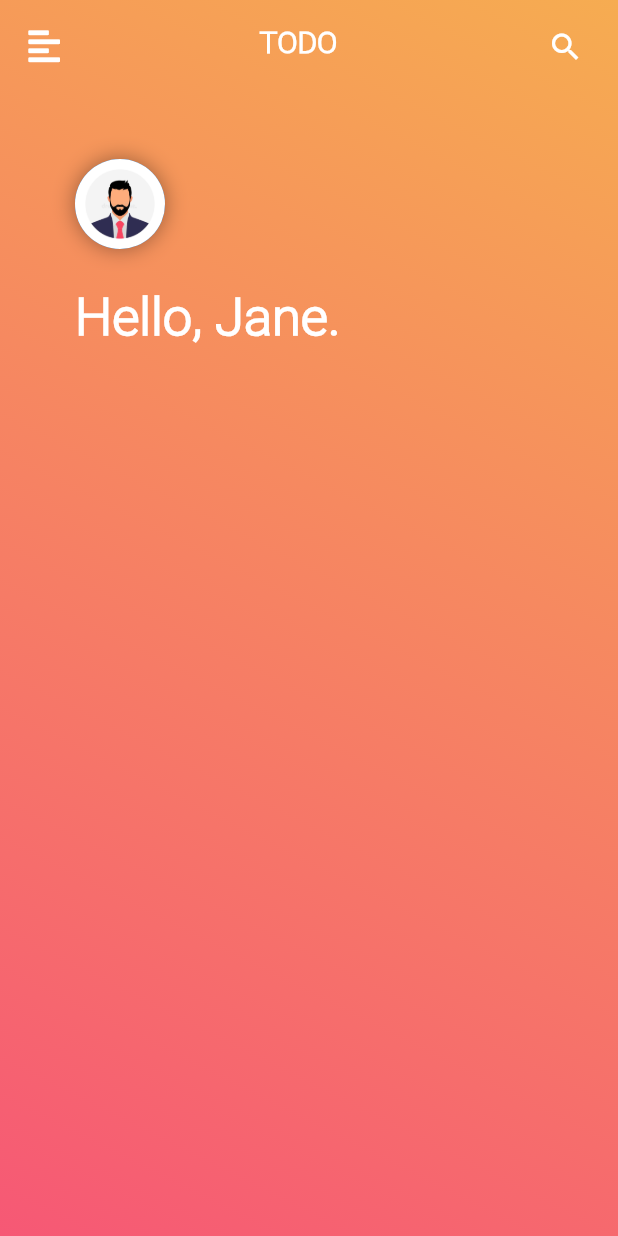
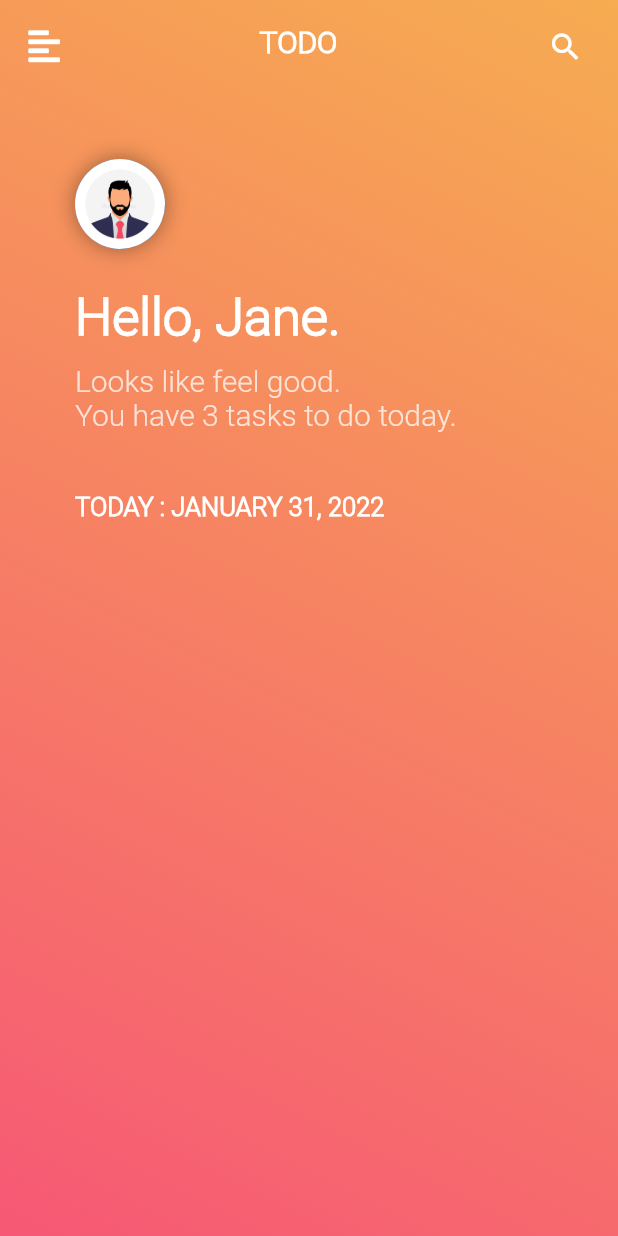
Before and after one commit to RGTechPro/do.it-todo-app-, a Flutter app: the screen it shows after launch, on a phone screen of 412 x 824 dp. Run offline on Flutter 3.47's test engine with Material 2 defaults, Android fonts, the phone set to English and light mode, and no system bars; our stand-ins replace font_awesome_flutter.

Commit message:
Texts added

```diff
--- a/lib/sccreens/home_page.dart
+++ b/lib/sccreens/home_page.dart
@@ -82,7 +82,28 @@ class HomePage extends StatelessWidget {
                     fontWeight: FontWeight.bold,
                     color: Colors.white,
                     fontSize: 35),
-              )
+              ),
+              SizedBox(
+                height: 10,
+              ),
+              Text(
+                'Looks like feel good.\nYou have 3 tasks to do today.',
+                style: TextStyle(
+                    fontFamily: 'Roboto',
+                    color: Colors.white.withOpacity(.75),
+                    fontSize: 20),
+              ),
+              SizedBox(
+                height: 40,
+              ),
+              Text(
+                'TODAY : JANUARY 31, 2022',
+                style: TextStyle(
+                    fontFamily: 'Roboto',
+                    color: Colors.white,
+                    fontSize: 17,
+                    fontWeight: FontWeight.bold),
+              ),
             ],
           ),
         ),
```
